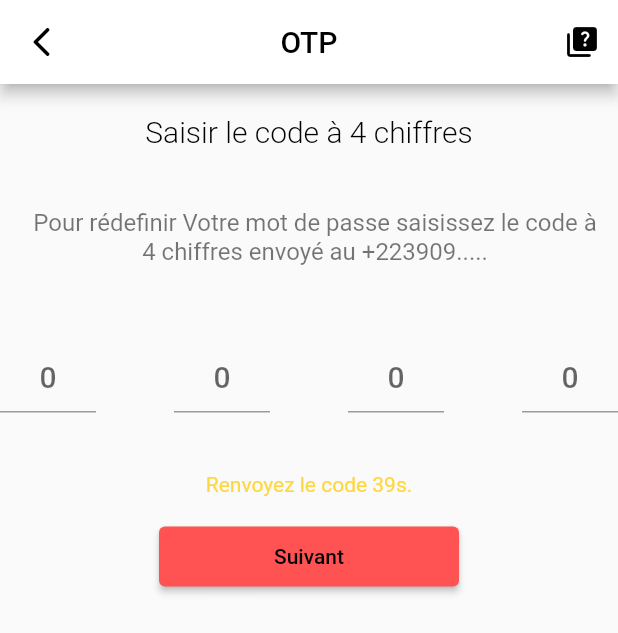
After one commit to RouqoyatouK/TikOdc, a Flutter app: the Otpform screen opened directly, on a phone screen of 412 x 824 dp. The commit adds this screen. Shown: the top 633 px of the screen. Run offline on Flutter 3.47's test engine with Material 2 defaults, Android fonts, the phone set to English and light mode, and no system bars; our stand-ins replace animated_text_kit, carousel_slider, font_awesome_flutter, intl_phone_field, video_player; missing offline and left inert: flutter_cupertino_date_picker_fork.

Commit message:
Dernier commit pour le moment

```diff
--- /dev/null
+++ b/lib/OPT.dart
@@ -0,0 +1,213 @@
+import 'package:flutter/material.dart';
+import 'package:flutter/services.dart';
+import 'package:flutter/src/widgets/container.dart';
+import 'package:flutter/src/widgets/framework.dart';
+
+import 'Signup.dart';
+import 'SignupBirth.dart';
+import 'SignupMail.dart';
+
+
+
+class Otpform extends StatelessWidget {
+  const Otpform({Key? key}) : super(key: key);
+
+  @override
+  Widget build(BuildContext context) {
+    return Scaffold(
+        appBar: AppBar(
+          centerTitle: true,
+          leading: IconButton(
+              icon: Icon(
+                Icons.arrow_back_ios_rounded,
+                color: Colors.black,
+              ),
+              onPressed: () => Navigator.of(context).push(MaterialPageRoute(builder: (context) => Signup()))),
+          backgroundColor: Colors.white,
+          title: const Text(
+            'OTP',
+            style: TextStyle(color: Colors.black),
+          ),
+          actions: [
+            Padding(
+              padding: const EdgeInsets.only(right: 12.0),
+              child: Icon(
+                  Icons.quiz_rounded,
+                  color: Colors.black
+              ),
+            )
+          ],
+          //////////btn infos
+        ),
+        body:Center(
+            child: Column(
+              children:<Widget> [
+                Padding(
+                  padding: const EdgeInsets.all(20.0),
+                  child: Text("Saisir le code à 4 chiffres",
+                    style: TextStyle(
+                      color: Colors.black,
+                      fontSize: 20,
+                      fontWeight: FontWeight.w300,
+
+                    ),
+                    textAlign: TextAlign.center,
+                  ),
+                ),
+
+                SizedBox(
+                  height: 10.0,
+                ),
+                Padding(padding: const EdgeInsets.fromLTRB(18.0, 10.0, 10.0, 20.0),
+                  child: Text(
+                    "Pour rédefinir Votre mot de passe saisissez "
+                        "le code à 4 chiffres envoyé au +223909.....",
+                    style: TextStyle(
+                        fontSize: 16,
+                        color: Colors.black54
+                    ),
+                    textAlign: TextAlign.center,
+                  ),
+                ),
+                SizedBox(
+                  height: 30.0,
+                ),
+
+                Form(
+                    child:Row(
+                      mainAxisAlignment: MainAxisAlignment.spaceBetween,
+                      children: [
+                        SizedBox(
+                          height: 68,
+                          width: 64,
+                          child: TextFormField(
+                            //condition  si une valeur a éte fourmis dans le rectangle passer au suivant
+                            onChanged: (value){
+                              if(value.length==1){
+                                FocusScope.of(context).nextFocus();
+                              }
+                            },
+                            onSaved: (pin1){},
+                            decoration: const InputDecoration(hintText: "0"),
+                            style: Theme.of(context).textTheme.headline6,
+                            keyboardType: TextInputType.number,
+                            textAlign: TextAlign.center,
+                            inputFormatters: [
+                              LengthLimitingTextInputFormatter(1),
+                              FilteringTextInputFormatter.digitsOnly,
+                            ],
+                          ),
+                        ),
+                        /////////////////2 rect
+                        SizedBox(
+                          height: 68,
+                          width: 64,
+                          child: TextFormField(
+                            //condition  si une valeur a éte fourmis dans le rectangle passer au suivant
+                            onChanged: (value){
+                              if(value.length==1){
+                                FocusScope.of(context).nextFocus();
+                              }
+                            },
+                            onSaved: (pin1){},
+                            decoration: const InputDecoration(hintText: "0"),
+                            style: Theme.of(context).textTheme.headline6,
+                            keyboardType: TextInputType.number,
+                            textAlign: TextAlign.center,
+                            inputFormatters: [
+                              LengthLimitingTextInputFormatter(1),
+                              FilteringTextInputFormatter.digitsOnly,
+                            ],
+                          ),
+                        ),
+                        /////////////////////3eeme
+                        SizedBox(
+                          height: 68,
+                          width: 64,
+                          child: TextFormField(
+                            //condition  si une valeur a éte fourmis dans le rectangle passer au suivant
+                            onChanged: (value){
+                              if(value.length==1){
+                                FocusScope.of(context).nextFocus();
+                              }
+                            },
+                            onSaved: (pin1){},
+                            decoration: const InputDecoration(hintText: "0"),
+                            style: Theme.of(context).textTheme.headline6,
+                            keyboardType: TextInputType.number,
+                            textAlign: TextAlign.center,
+                            inputFormatters: [
+                              LengthLimitingTextInputFormatter(1),
+                              FilteringTextInputFormatter.digitsOnly,
+                            ],
+                          ),
+                        ),
+                        /////////////////::4eme
+                        SizedBox(
+                          height: 68,
+                          width: 64,
+                          child: TextFormField(
+                            //condition  si une valeur a éte fourmis dans le rectangle passer au suivant
+                            onChanged: (value){
+                              if(value.length==1){
+                                FocusScope.of(context).nextFocus();
+                              }
+                            },
+                            onSaved: (pin1){},
+                            decoration: const InputDecoration(hintText: "0"),
+                            style: Theme.of(context).textTheme.headline6,
+                            keyboardType: TextInputType.number,
+                            textAlign: TextAlign.center,
+                            inputFormatters: [
+                              LengthLimitingTextInputFormatter(1),
+                              FilteringTextInputFormatter.digitsOnly,
+                            ],
+                          ),
+                        ),
+                        ////////////////finish
+                      ],
+                    )
+
+                ),
+
+                SizedBox(
+                  height: 20.0,
+                ),
+
+                Text('Renvoyez le code 39s.',
+                  style: TextStyle(
+                    color: Colors.amberAccent,
+                  ),
+                ),
+                SizedBox(
+                  height: 20.0,
+                ),
+                SizedBox(
+                  width: 200.0,
+                  height: 40,
+                  child: Builder( builder: (context) => ElevatedButton(
+                    style: ElevatedButton.styleFrom(
+                        primary: Colors.redAccent,
+                        onPrimary: Colors.black),
+                    onPressed: () => {
+                      Navigator.of(context).push(MaterialPageRoute(
+                        builder:  (context) => const Birth(),
+                      ),
+                      ),
+                    },
+
+                    child: Text('Suivant'),
+                  ),
+                  ),
+                ),
+
+
+
+              ],
+            )
+
+        )
+
+    );
+  }
+}
--- a/lib/SignInTel.dart
+++ b/lib/SignInTel.dart
@@ -30,11 +30,11 @@ class ConectTel extends StatelessWidget {
             width: 200.0,
             height: 50.0,
             child: Card(
-              color: Colors.grey,
+              color: Colors.red,
               child: Center(
                 child: Text(
                   'Envoyer un code',
-                  style: TextStyle(color: Colors.grey),
+                  style: TextStyle(color: Colors.white),
                 ), //Text
               ), //Center
             ), //Card
--- a/lib/Signup.dart
+++ b/lib/Signup.dart
@@ -15,7 +15,9 @@ class Signup extends StatelessWidget {
     return const MaterialApp(
       debugShowCheckedModeBanner: false,
       title: _title,
-      home: MyStatelessWidget(),
+      home: MyStatelessWidget(
+
+      ),
     );
   }
 }
--- a/lib/SignupMail.dart
+++ b/lib/SignupMail.dart
@@ -1,6 +1,7 @@
 import 'package:flutter/cupertino.dart';
 import 'package:flutter/material.dart';
 
+import 'OPT.dart';
 import 'SignupBirth.dart';
 
 class Sign extends StatelessWidget {
@@ -18,7 +19,7 @@ class Sign extends StatelessWidget {
             maxLength: 25,
             decoration: const InputDecoration(
               //labelText: 'Champ de formulaire',
-                hintText: 'Numéro de téléphone',
+                hintText: 'Votre email',
                 border: UnderlineInputBorder()),
           ),
 
@@ -36,7 +37,7 @@ class Sign extends StatelessWidget {
                     primary: Colors.red,
                     onPrimary: Colors.white),
                 onPressed: () {
-                  Navigator.of(context).push(MaterialPageRoute(builder: (context) => Birth(),),);
+                  Navigator.of(context).push(MaterialPageRoute(builder: (context) => Otpform(),),);
                 },
                 child: Text('Suivant'),
               ),
--- a/lib/SignupTel.dart
+++ b/lib/SignupTel.dart
@@ -30,11 +30,11 @@ class SgnTel extends StatelessWidget {
             width: 200.0,
             height: 50.0,
             child: Card(
-              color: Colors.grey,
+              color: Colors.red,
               child: Center(
                 child: Text(
                   'Envoyer un code',
-                  style: TextStyle(color: Colors.grey),
+                  style: TextStyle(color: Colors.white),
                 ), //Text
               ), //Center
             ), //Card
```
Also changed, not shown: lib/MdpTel.dart (+15 -5 lines), lib/Profil.dart (+42 -16 lines), lib/SignIn.dart (+9 -1 lines), lib/SignInEmail.dart (+57 -17 lines), lib/SignupBirth.dart (+71 -15 lines), pubspec.yaml (+28 -0 lines), assets/images/tikodc.png (added), pubspec.lock.
